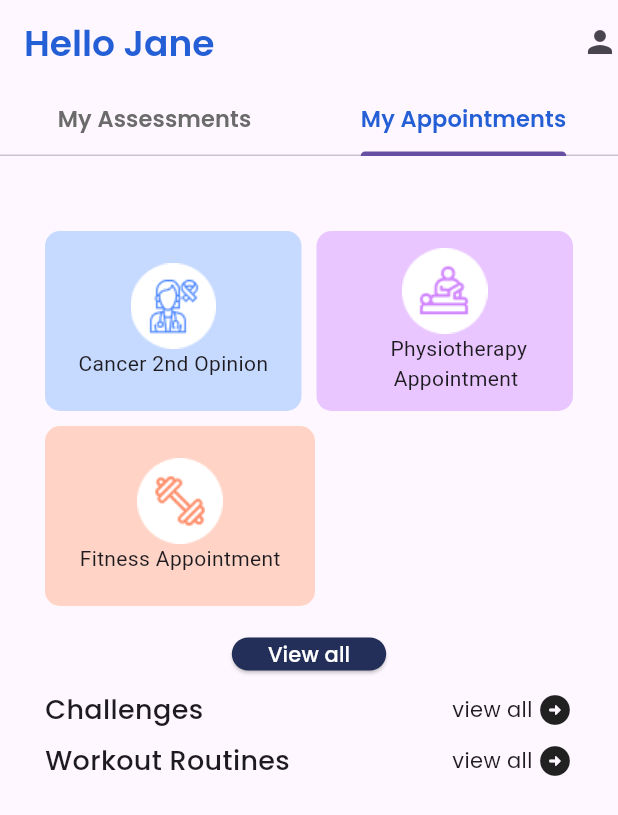
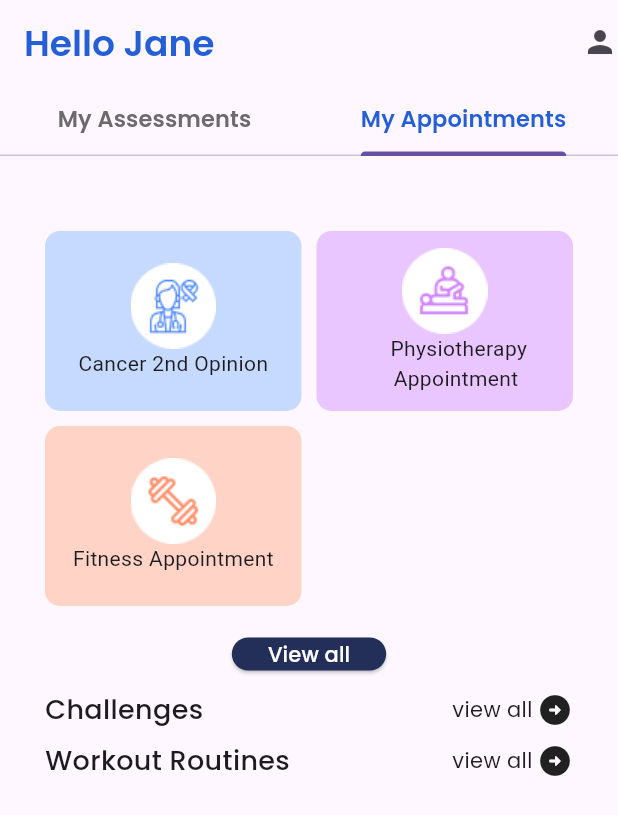
Before and after one commit to Rushikesh1414/rootallyai, a Flutter app: the screen it shows after launch, tab 2 chosen, on a phone screen of 412 x 824 dp. Shown: the top 815 px of the screen. Run offline on Flutter 3.47's test engine with Material 3 defaults, Android fonts, the phone set to English and light mode, and no system bars; our stand-ins replace cloud_firestore, firebase_core, google_fonts; accounts and stored records are empty.

Commit message:
fix bugs

```diff
--- a/lib/myhomepage.dart
+++ b/lib/myhomepage.dart
@@ -107,16 +107,6 @@ class _MyAssessmentsTabState extends State<MyAssessmentsTab> {
                               margin: const EdgeInsets.symmetric(
                                 vertical: 0.0,
                               ),
-                              child: InkWell(
-                                            onTap: () {
-                                              Navigator.push(
-                                                context,
-                                                MaterialPageRoute(
-                                                  builder: (context) => Assessmentsdetailscreen(),
-                                                ),
-                                              );
-                                            },
-
                               child: Row(
                                 children: [
                                   InkWell(
@@ -131,6 +121,7 @@ class _MyAssessmentsTabState extends State<MyAssessmentsTab> {
                                     child: Image.network(
                                       imageUrl,
                                       height: 100,
+                                      width: 130,
 
                                     ),
                                   ),
@@ -183,7 +174,6 @@ class _MyAssessmentsTabState extends State<MyAssessmentsTab> {
                                     ),
                                   )
                                 ],
-                                ),
                               ),
                             );
                           }),
@@ -283,8 +273,11 @@ class _MyAppointmentsTabState extends State<MyAppointmentsTab> {
           SizedBox(
             height: 10,
           ),
-          Container(
-            width: 180,
+          Row(
+            children: [
+              Expanded(
+                child: Container(
+                  // width: 180,
                    height: 120,
                   child: Column(
                     mainAxisAlignment: MainAxisAlignment.center,
@@ -298,6 +291,19 @@ class _MyAppointmentsTabState extends State<MyAppointmentsTab> {
                     borderRadius: BorderRadius.circular(10),
                     color: Color(0xFFFFD4C6), // Rounded corners (optional)
                   ),
+                ),
+              ),
+              SizedBox(
+                width: 10,
+              ),
+              Expanded(
+                child: Container(
+                  // width: 180,
+                   height: 120,
+
+                ),
+              ),
+            ],
           ),
           SizedBox(height: 8),
           Row(
```
Lines whose indentation alone changed are shown as unchanged.
